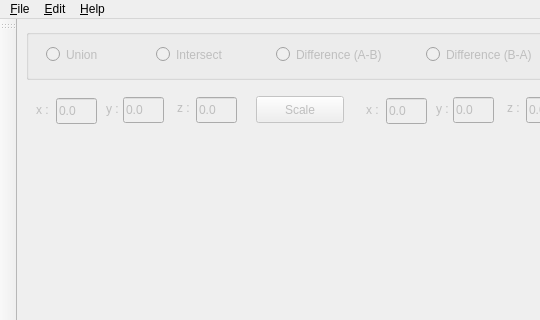
This is CSG/mainwindow.ui in manavs19/constructive-solid-geometry as Qt 5 draws it before an edit; both pictures show x 0 to 540 and y 0 to 320 of the 678 by 702 pixel window. The edited form follows.
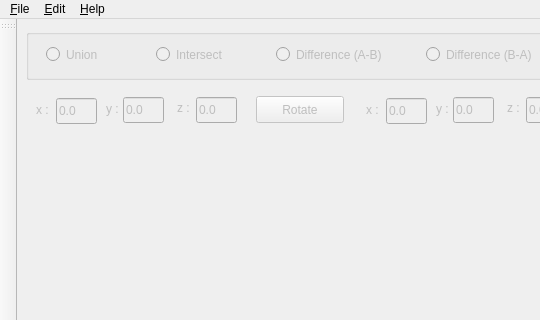
This is the edited form. Custom widgets are drawn as their Qt base class.

```diff
--- a/CSG/mainwindow.ui
+++ b/CSG/mainwindow.ui
@@ -161,7 +161,7 @@
        </rect>
       </property>
       <property name="text">
-       <string>Scale</string>
+       <string>Rotate</string>
       </property>
      </widget>
      <widget class="QLineEdit" name="sx">
```
